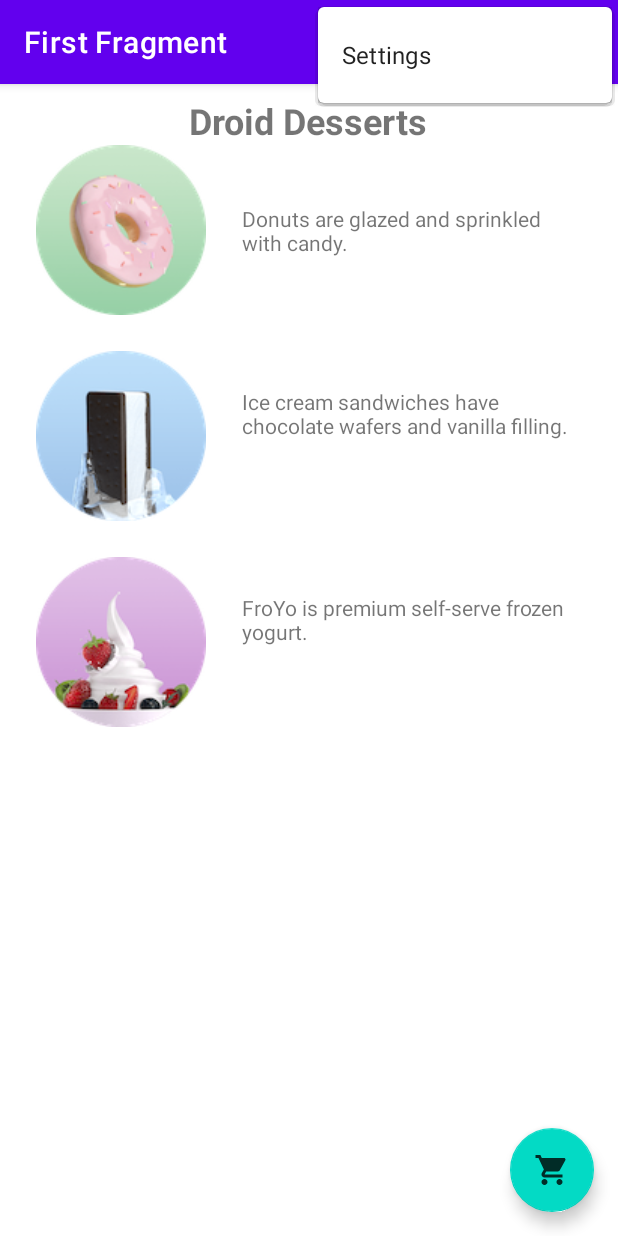
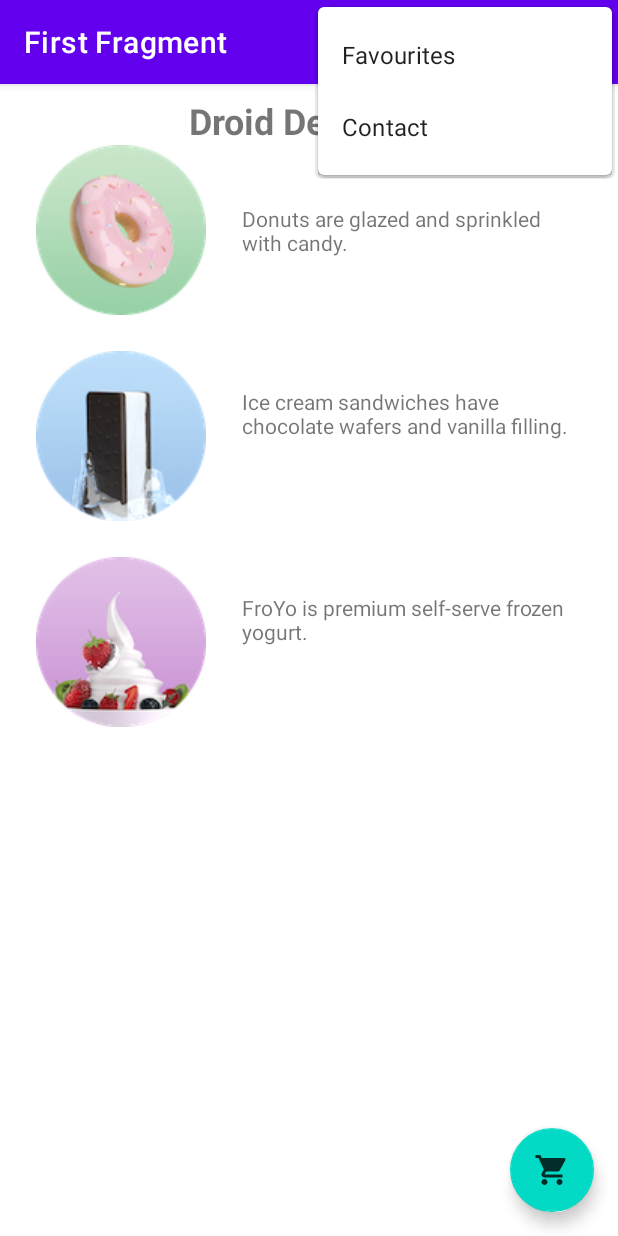
Before and after one commit to BenCraystonStudent/DroidCafe, an Android app: the screen it shows after launch (MainActivity), with the options menu open, on a phone screen of 412 x 824 dp. Run offline under Robolectric (Android 15) with nearby library versions, the phone set to English and light mode, and no system bars; our stand-ins replace navigation-ui.

Commit message:
Added AppBar

```diff
--- a/app/src/main/java/com/example/droidcafe/MainActivity.java
+++ b/app/src/main/java/com/example/droidcafe/MainActivity.java
@@ -1,4 +1,6 @@
 package com.example.droidcafe;
+
+import static android.provider.AlarmClock.EXTRA_MESSAGE;
 
 import android.content.Intent;
 import android.os.Bundle;
@@ -57,16 +59,24 @@ public class MainActivity extends AppCompatActivity {
 
     @Override
     public boolean onOptionsItemSelected(MenuItem item) {
-        // Handle action bar item clicks here. The action bar will
-        // automatically handle clicks on the Home/Up button, so long
-        // as you specify a parent activity in AndroidManifest.xml.
-        int id = item.getItemId();
-
-        //noinspection SimplifiableIfStatement
-        if (id == R.id.action_settings) {
-            return true;
+        switch (item.getItemId()) {
+            case R.id.action_order:
+                Intent intent = new Intent(MainActivity.this, OrderActivity.class);
+                startActivity(intent);
+                return true;
+            // ... code for other cases
+        case R.id.action_status:
+        displayToast(getString(R.string.action_status_message));
+        return true;
+        case R.id.action_favourites:
+        displayToast(getString(R.string.action_favorites_message));
+        return true;
+        case R.id.action_contact:
+        displayToast(getString(R.string.action_contact_message));
+        return true;
+        default:
+        // Do nothing
         }
-
         return super.onOptionsItemSelected(item);
     }
 
--- /dev/null
+++ b/app/src/main/res/drawable-anydpi/ic_action_favourite.xml
@@ -0,0 +1,11 @@
+<vector xmlns:android="http://schemas.android.com/apk/res/android"
+    android:width="24dp"
+    android:height="24dp"
+    android:viewportWidth="24"
+    android:viewportHeight="24"
+    android:tint="#FFFFFF"
+    android:alpha="0.8">
+  <path
+      android:fillColor="@android:color/white"
+      android:pathData="M12,21.35l-1.45,-1.32C5.4,15.36 2,12.28 2,8.5 2,5.42 4.42,3 7.5,3c1.74,0 3.41,0.81 4.5,2.09C13.09,3.81 14.76,3 16.5,3 19.58,3 22,5.42 22,8.5c0,3.78 -3.4,6.86 -8.55,11.54L12,21.35z"/>
+</vector>
--- /dev/null
+++ b/app/src/main/res/drawable-anydpi/ic_action_status.xml
@@ -0,0 +1,11 @@
+<vector xmlns:android="http://schemas.android.com/apk/res/android"
+    android:width="24dp"
+    android:height="24dp"
+    android:viewportWidth="24"
+    android:viewportHeight="24"
+    android:tint="#FFFFFF"
+    android:alpha="0.8">
+  <path
+      android:fillColor="@android:color/white"
+      android:pathData="M12,2C6.48,2 2,6.48 2,12s4.48,10 10,10 10,-4.48 10,-10S17.52,2 12,2zM13,17h-2v-6h2v6zM13,9h-2L11,7h2v2z"/>
+</vector>
--- a/app/src/main/res/menu/menu_main.xml
+++ b/app/src/main/res/menu/menu_main.xml
@@ -3,8 +3,29 @@
     xmlns:tools="http://schemas.android.com/tools"
     tools:context="com.example.droidcafe.MainActivity">
     <item
-        android:id="@+id/action_settings"
+        android:id="@+id/action_contact"
         android:orderInCategory="100"
-        android:title="@string/action_settings"
+        android:title="@string/action_contact"
         app:showAsAction="never" />
+    <item
+        android:id="@+id/action_order"
+        android:orderInCategory="10"
+        android:title="@string/action_order"
+        android:icon="@drawable/ic_action_name"
+        app:showAsAction="always"
+        />
+    <item
+        android:id="@+id/action_status"
+        android:orderInCategory="10"
+        android:title="@string/action_status"
+        android:icon="@drawable/ic_action_status"
+        app:showAsAction="always"
+        />
+    <item
+        android:id="@+id/action_favourites"
+        android:orderInCategory="10"
+        android:title="@string/action_favourites"
+        android:icon="@drawable/ic_action_favourite"
+        app:showAsAction="ifRoom"
+        />
 </menu>
--- a/app/src/main/res/values/strings.xml
+++ b/app/src/main/res/values/strings.xml
@@ -27,6 +27,14 @@
     <string name="same_day_messenger_service">Same day messenger service</string>
     <string name="next_day_ground_delivery">Next day ground delivery</string>
     <string name="pick_up">Pick up</string>
+    <string name="action_contact">Contact</string>
+    <string name="action_order">Order</string>
+    <string name="action_status">Status</string>
+    <string name="action_favourites">Favourites</string>
+    <string name="action_order_message">You selected Order.</string>
+    <string name="action_status_message">You selected Status.</string>
+    <string name="action_favorites_message">You selected Favorites.</string>
+    <string name="action_contact_message">You selected Contact.</string>
     <string-array name="labels_array">
         <item>Home</item>
         <item>Work</item>
```
Also changed, not shown: app/src/main/res/drawable-hdpi/ic_action_favourite.png (added), app/src/main/res/drawable-hdpi/ic_action_status.png (added), app/src/main/res/drawable-mdpi/ic_action_favourite.png (added), app/src/main/res/drawable-mdpi/ic_action_status.png (added), app/src/main/res/drawable-xhdpi/ic_action_favourite.png (added), app/src/main/res/drawable-xhdpi/ic_action_status.png (added), app/src/main/res/drawable-xxhdpi/ic_action_favourite.png (added), app/src/main/res/drawable-xxhdpi/ic_action_status.png (added).
